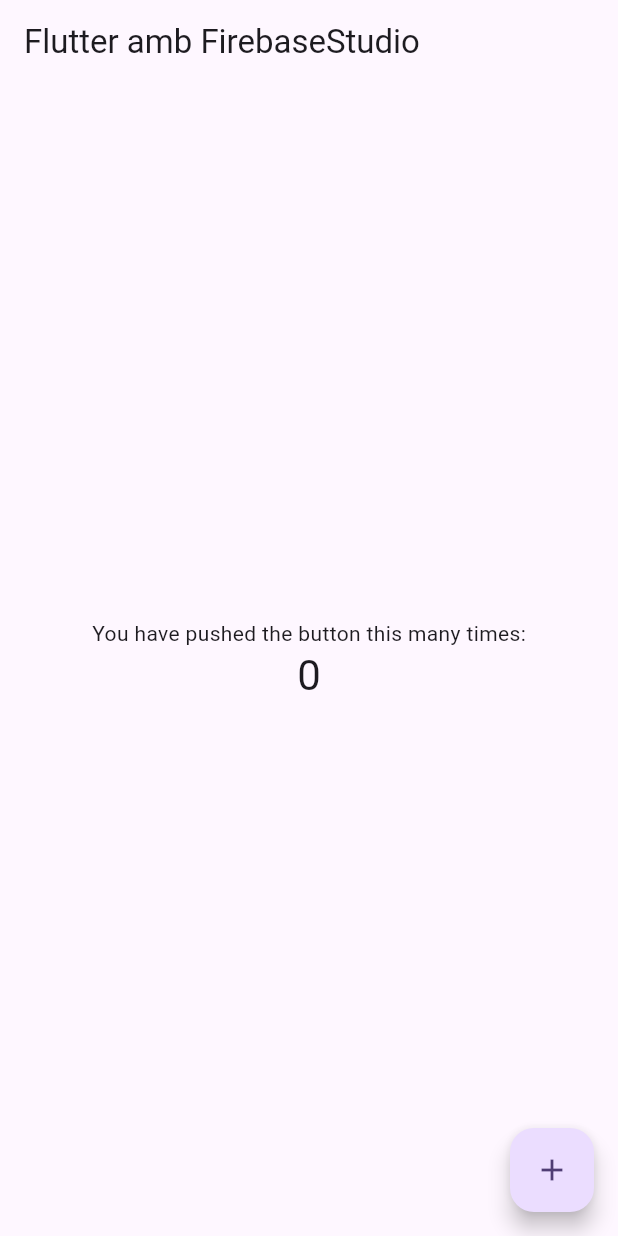
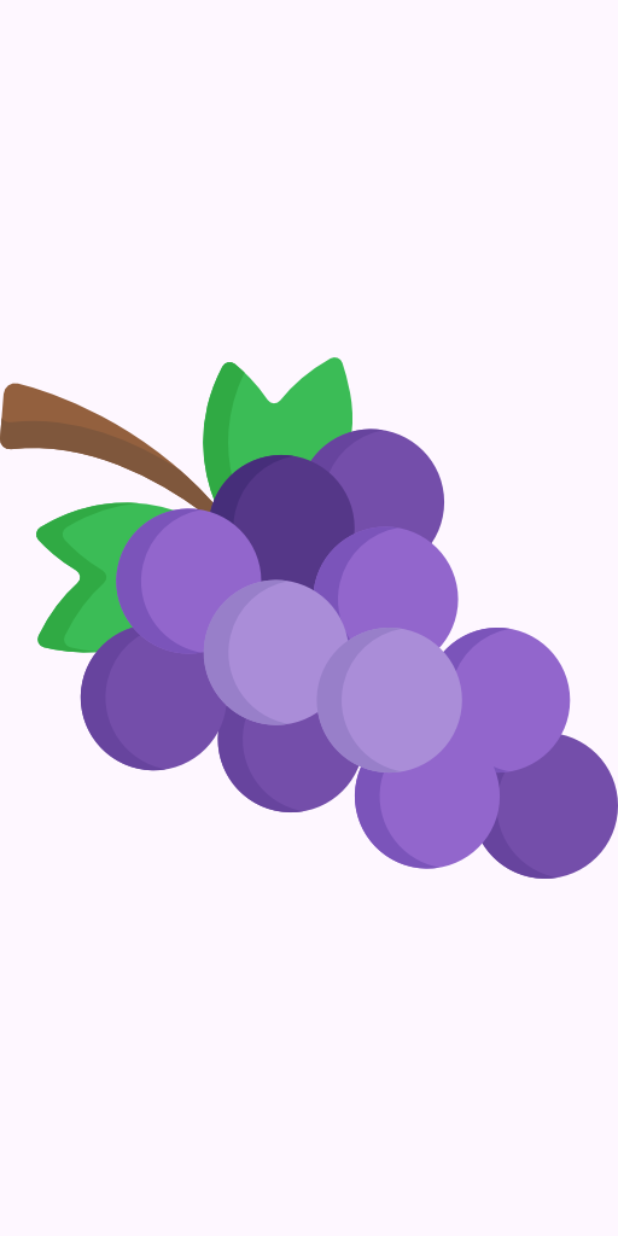
Before and after one commit to arodr109-blip/myapp, a Flutter app: the screen it shows after launch, on a phone screen of 412 x 824 dp. Run offline on Flutter 3.47's test engine with Material 3 defaults, Android fonts, the phone set to English and light mode, and no system bars; missing offline and left inert: dart:ffi.

Commit message:
Afegint imatge a pàgina registre

```diff
--- a/lib/main.dart
+++ b/lib/main.dart
@@ -1,4 +1,5 @@
 import 'package:flutter/material.dart';
+import 'package:myapp/pagines/pagina_registre.dart';
 
 void main() {
   runApp(const MyApp());
@@ -16,55 +17,7 @@ class MyApp extends StatelessWidget {
 
         colorScheme: ColorScheme.fromSeed(seedColor: Colors.deepPurple),
       ),
-      home: const MyHomePage(title: 'Flutter amb FirebaseStudio'),
+      home: const PaginaRegistre(),
     );
   }
 }
-
-class MyHomePage extends StatefulWidget {
-  const MyHomePage({super.key, required this.title});
-
-
-  final String title;
-
-  @override
-  State<MyHomePage> createState() => _MyHomePageState();
-}
-
-class _MyHomePageState extends State<MyHomePage> {
-  int _counter = 0;
-
-  void _incrementCounter() {
-    setState(() {
-      _counter++;
-    });
-  }
-
-  @override
-  Widget build(BuildContext context) {
-    return Scaffold(
-      appBar: AppBar(
-
-        title: Text(widget.title),
-      ),
-      body: Center(
-        child: Column(
-
-          mainAxisAlignment: MainAxisAlignment.center,
-          children: <Widget>[
-            const Text('You have pushed the button this many times:'),
-            Text(
-              '$_counter',
-              style: Theme.of(context).textTheme.headlineMedium,
-            ),
-          ],
-        ),
-      ),
-      floatingActionButton: FloatingActionButton(
-        onPressed: _incrementCounter,
-        tooltip: 'Increment',
-        child: const Icon(Icons.add),
-      ), // This trailing comma makes auto-formatting nicer for build methods.
-    );
-  }
-}
--- /dev/null
+++ b/lib/pagines/pagina_registre.dart
@@ -0,0 +1,26 @@
+import 'dart:ffi';
+
+import 'package:flutter/material.dart';
+
+class PaginaRegistre extends StatelessWidget {
+  const PaginaRegistre({super.key});
+
+  @override
+  Widget build(BuildContext context) {
+    return Scaffold(
+      body: Stack(
+        children: [
+
+          // Posar una imatge borrosa de fons.
+          // =================================
+          Stack(
+            fit: StackFit.expand,
+            children: [
+              Image.asset("lib/imatges/grapes.png")
+            ],
+          ),
+        ],
+      ),
+    );
+  }
+}
```
Also changed, not shown: pubspec.yaml (+2 -65 lines), lib/imatges/grapes.png (added), lib/imatges/orange.png (added), lib/imatges/strawberry.png (added).
